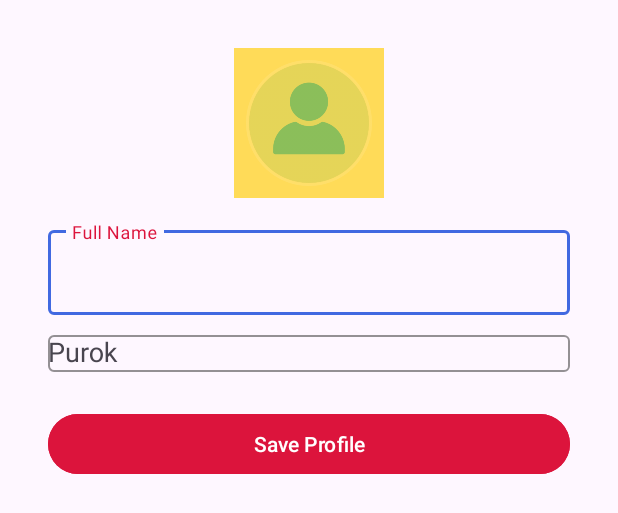
After one commit to IgotW/BrgyOneStop, an Android app built with Jetpack Compose: the layout fragment_profile.xml on its own in the app's theme, with its tools: preview values and no code run, on a phone screen of 412 x 824 dp. The commit adds this screen. Shown: the top 513 px of the screen. Run offline under Robolectric (Android 15) with nearby library versions, the phone set to English and light mode, and no system bars.

Commit message:
ambototer
ambot asa nani siya napunta T T

```diff
--- a/app/build.gradle.kts
+++ b/app/build.gradle.kts
@@ -50,7 +50,6 @@ android {
 }
 
 dependencies {
-
     implementation(libs.androidx.core.ktx)
     implementation(libs.androidx.lifecycle.runtime.ktx)
     implementation(libs.androidx.activity.compose)
@@ -63,6 +62,11 @@ dependencies {
     implementation(libs.material)
     implementation(libs.androidx.activity)
     implementation(libs.androidx.constraintlayout)
+
+    // Navigation Component
+    implementation(libs.androidx.navigation.fragment.ktx)
+    implementation(libs.androidx.navigation.ui.ktx) // Added here
+
     testImplementation(libs.junit)
     androidTestImplementation(libs.androidx.junit)
     androidTestImplementation(libs.androidx.espresso.core)
--- /dev/null
+++ b/app/src/main/res/layout/fragment_profile.xml
@@ -0,0 +1,70 @@
+<?xml version="1.0" encoding="utf-8"?>
+<ScrollView
+    xmlns:android="http://schemas.android.com/apk/res/android"
+    xmlns:app="http://schemas.android.com/apk/res-auto"
+    android:layout_width="match_parent"
+    android:layout_height="match_parent"
+    android:padding="16dp">
+
+    <LinearLayout
+        android:layout_width="match_parent"
+        android:layout_height="wrap_content"
+        android:orientation="vertical"
+        android:padding="16dp">
+
+        <!-- Profile Picture -->
+        <ImageView
+            android:id="@+id/ivProfile"
+            android:layout_width="100dp"
+            android:layout_height="100dp"
+            android:layout_gravity="center"
+            android:src="@drawable/ic_profile_placeholder"
+            android:background="@color/mustard_yellow"
+            android:padding="8dp"
+            android:contentDescription="Profile picture"
+            android:scaleType="centerCrop"/>
+
+        <!-- Full Name -->
+        <com.google.android.material.textfield.TextInputLayout
+            style="@style/Widget.Material3.TextInputLayout.OutlinedBox"
+            android:layout_width="match_parent"
+            android:layout_height="wrap_content"
+            android:layout_marginTop="16dp"
+            app:boxStrokeColor="@color/royal_blue">
+
+            <com.google.android.material.textfield.TextInputEditText
+                android:id="@+id/etFullName"
+                android:layout_width="match_parent"
+                android:layout_height="wrap_content"
+                android:hint="Full Name"
+                android:textColor="@color/black"/>
+        </com.google.android.material.textfield.TextInputLayout>
+
+        <!-- Purok (Dropdown) -->
+        <com.google.android.material.textfield.TextInputLayout
+            style="@style/Widget.Material3.TextInputLayout.OutlinedBox"
+            android:layout_width="match_parent"
+            android:layout_height="wrap_content"
+            android:layout_marginTop="8dp"
+            app:boxStrokeColor="@color/royal_blue">
+
+            <AutoCompleteTextView
+                android:id="@+id/actvPurok"
+                android:layout_width="match_parent"
+                android:layout_height="wrap_content"
+                android:hint="Purok"
+                android:inputType="none"/>
+        </com.google.android.material.textfield.TextInputLayout>
+
+        <!-- Save Button -->
+        <Button
+            android:id="@+id/btnSave"
+            android:layout_width="match_parent"
+            android:layout_height="wrap_content"
+            android:layout_marginTop="24dp"
+            android:text="Save Profile"
+            android:backgroundTint="@color/crimson"
+            android:textColor="@color/white"/>
+
+    </LinearLayout>
+</ScrollView>
--- a/app/src/main/res/values/colors.xml
+++ b/app/src/main/res/values/colors.xml
@@ -5,9 +5,12 @@
     <color name="purple_700">#FF3700B3</color>
     <color name="teal_200">#FF03DAC5</color>
     <color name="teal_700">#FF018786</color>
-    <color name="black">#FF000000</color>
-    <color name="white">#FFFFFFFF</color>
     <color name="primary">#0033A0</color>
     <color name="secondary">#CE1126</color>
     <color name="third">#FFCC00</color>
+    <color name="crimson">#DC143C</color>
+    <color name="royal_blue">#4169E1</color>
+    <color name="mustard_yellow">#FFDB58</color>
+    <color name="white">#FFFFFF</color>
+    <color name="black">#000000</color>
 </resources>
--- a/app/src/main/res/values/themes.xml
+++ b/app/src/main/res/values/themes.xml
@@ -1,5 +1,16 @@
 <?xml version="1.0" encoding="utf-8"?>
 <resources>
 
-    <style name="Theme.BrgyOneStop" parent="android:Theme.Material.Light.NoActionBar" />
+    <style name="Theme.BrgyOneStop" parent="Theme.Material3.DayNight.NoActionBar">
+        <!-- Primary colors -->
+        <item name="colorPrimary">@color/crimson</item>
+        <item name="colorOnPrimary">@color/white</item>
+
+        <!-- Secondary colors -->
+        <item name="colorSecondary">@color/royal_blue</item>
+        <item name="colorOnSecondary">@color/black</item>
+
+        <!-- Accent color -->
+        <item name="colorTertiary">@color/mustard_yellow</item>
+    </style>
 </resources>
--- a/gradle/libs.versions.toml
+++ b/gradle/libs.versions.toml
@@ -12,8 +12,12 @@ appcompat = "1.7.0"
 material = "1.12.0"
 activity = "1.8.0"
 constraintlayout = "2.2.1"
+navigationFragmentKtx = "2.8.9"
+navigation = "2.7.7"
 
 [libraries]
+androidx-navigation-fragment-ktx = { group = "androidx.navigation", name = "navigation-fragment-ktx", version.ref = "navigation" }
+androidx-navigation-ui-ktx = { group = "androidx.navigation", name = "navigation-ui-ktx", version.ref = "navigation" }
 androidx-core-ktx = { group = "androidx.core", name = "core-ktx", version.ref = "coreKtx" }
 junit = { group = "junit", name = "junit", version.ref = "junit" }
 androidx-junit = { group = "androidx.test.ext", name = "junit", version.ref = "junitVersion" }
```
Also changed, not shown: app/src/main/res/drawable/ic_feedback.xml (added, +10 -0 lines), app/src/main/res/drawable/ic_profile.xml (added, +8 -0 lines), app/src/main/res/drawable/nav_colors.xml (added, +12 -0 lines), app/src/main/res/layout/activity_dashboard.xml (+25 -5 lines), app/src/main/res/layout/fragment_announcements.xml (added, +8 -0 lines), app/src/main/res/layout/fragment_feedback.xml (added, +57 -0 lines), app/src/main/res/layout/item_announcement.xml (added, +44 -0 lines), app/src/main/res/menu/bottom_nav_menu.xml (added, +14 -0 lines), app/src/main/res/navigation/main_nav_graph.xml (added, +29 -0 lines), app/src/main/res/drawable/ic_announcement.png (added), app/src/main/res/drawable/ic_profile_placeholder.webp (added).
